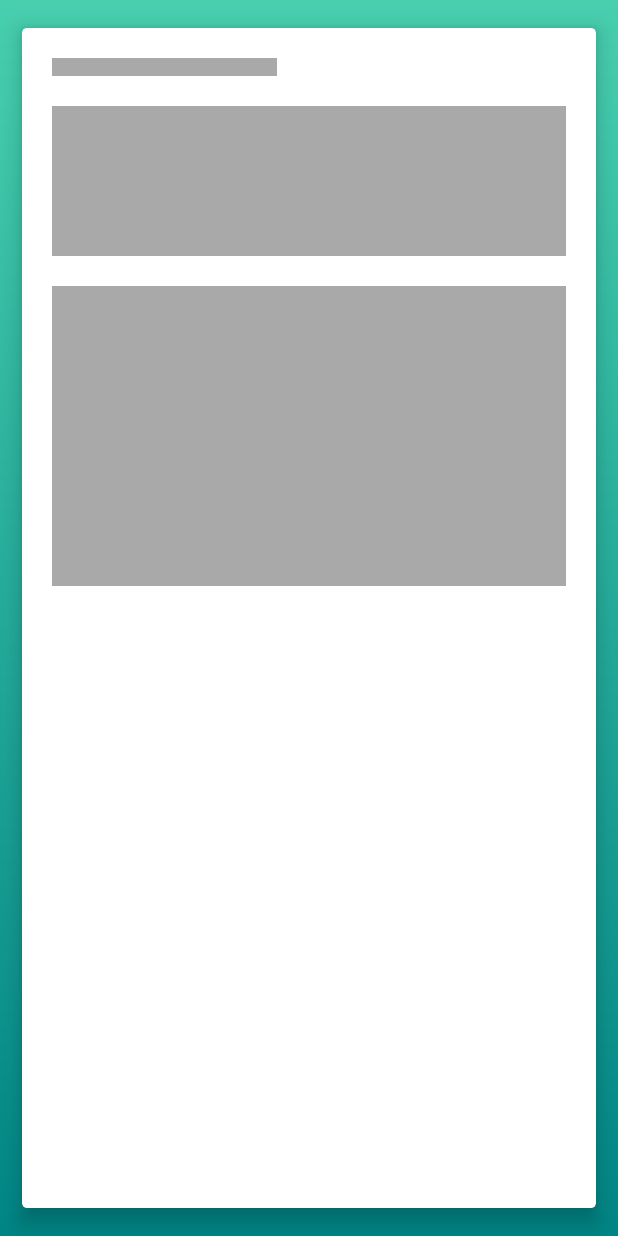
After one commit to raheez/NewsApp, an Android app: the layout shimmer_detail_item.xml on its own in the app's theme, with its tools: preview values and no code run, on a phone screen of 412 x 824 dp. The commit adds this screen. Run offline under Robolectric (Android 15) with nearby library versions, the light colour scheme and no system bars.

Commit message:
detail screen added

```diff
--- /dev/null
+++ b/app/src/main/res/layout/shimmer_detail_item.xml
@@ -0,0 +1,75 @@
+<?xml version="1.0" encoding="utf-8"?>
+<RelativeLayout xmlns:android="http://schemas.android.com/apk/res/android"
+    xmlns:app="http://schemas.android.com/apk/res-auto"
+    xmlns:tools="http://schemas.android.com/tools"
+    android:layout_width="match_parent"
+    android:layout_height="match_parent"
+    xmlns:card_view="http://schemas.android.com/apk/res-auto"
+    tools:context=".UI.NewsDetailActivity"
+    android:background="@drawable/bg_gradient">
+
+
+    <android.support.v7.widget.CardView
+        android:layout_width="match_parent"
+        android:layout_height="match_parent"
+        android:layout_centerVertical="true"
+        android:layout_margin="5dp"
+        card_view:cardUseCompatPadding="true"
+        card_view:cardElevation="8dp"
+        card_view:cardCornerRadius="3dp"
+        >
+
+        <RelativeLayout
+            android:layout_width="match_parent"
+            android:layout_height="match_parent"
+            >
+
+            <View
+                android:id="@+id/title_et"
+                android:layout_width="150dp"
+                android:layout_height="12dp"
+                android:layout_marginLeft="20dp"
+                android:layout_marginRight="20dp"
+                android:layout_marginTop="20dp"
+                android:background="@color/darkgrey"
+                />
+
+
+
+            <View
+                android:layout_width="match_parent"
+                android:layout_height="100dp"
+                android:layout_marginLeft="20dp"
+                android:layout_marginRight="20dp"
+                android:layout_below="@id/title_et"
+                android:background="@color/darkgrey"
+                android:layout_marginTop="20dp"
+                android:id="@+id/calendarView"
+                android:layout_centerHorizontal="true"
+                >
+            </View>
+
+            <View
+                android:layout_width="match_parent"
+                android:layout_height="200dp"
+                android:layout_marginLeft="20dp"
+                android:layout_marginRight="20dp"
+                android:layout_below="@id/calendarView"
+                android:background="@color/darkgrey"
+                android:layout_marginTop="20dp"
+                android:id="@+id/content"
+                android:layout_centerHorizontal="true"
+                >
+            </View>
+
+
+
+
+        </RelativeLayout>
+
+
+    </android.support.v7.widget.CardView>
+
+
+
+</RelativeLayout>
```
Also changed, not shown: app/src/main/java/com/example/muhammedraheezrahman/newslisting/Adapters/RecyclerAdapter.java (+8 -2 lines), app/src/main/java/com/example/muhammedraheezrahman/newslisting/DataBase/DatabaseHelper.java (+22 -0 lines), app/src/main/java/com/example/muhammedraheezrahman/newslisting/UI/MainActivity.java (+1 -9 lines), app/src/main/java/com/example/muhammedraheezrahman/newslisting/UI/NewsDetailActivity.java (+37 -0 lines), app/src/main/res/layout/activity_news_detail.xml (+95 -5 lines).
